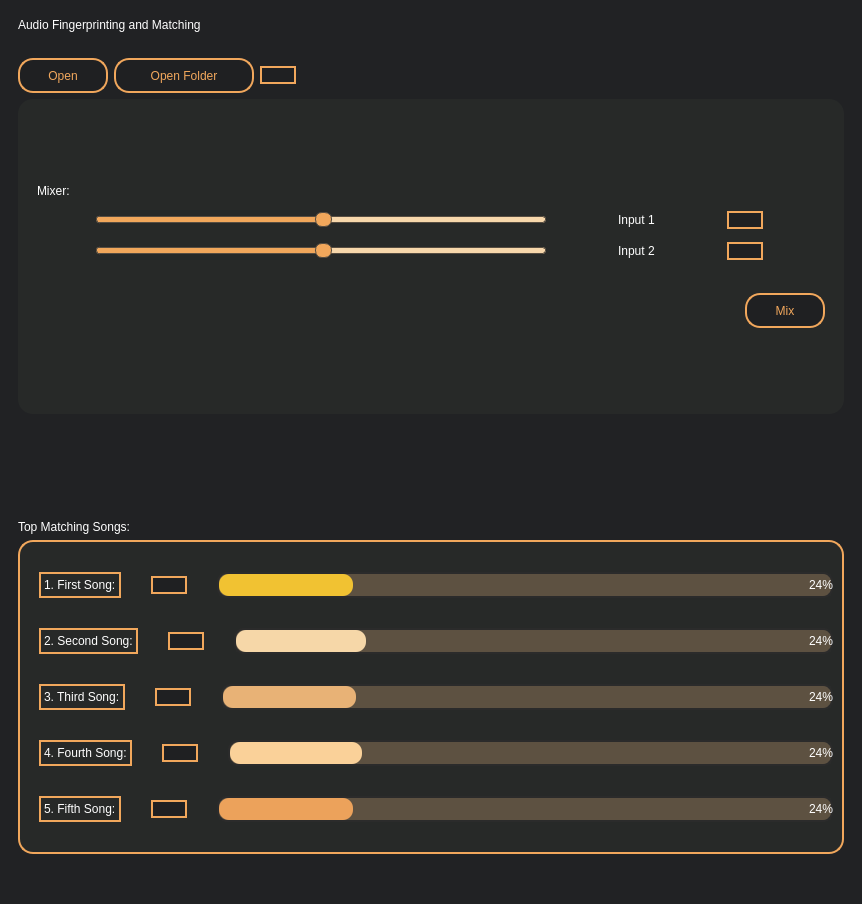
The window that ui5.ui (hassnaa11/Audio-Finger-print) describes before a commit, drawn with Qt 5.
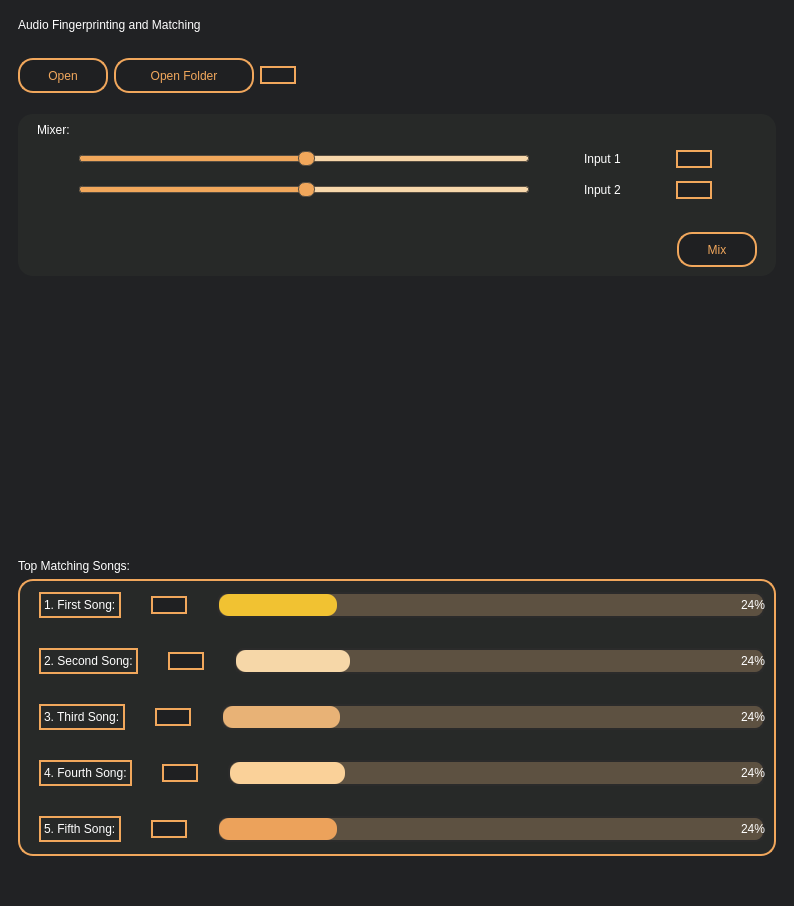
The same window after the commit. Icons and pictures are not drawn.

Diff of the .ui file:
```diff
--- a/ui5.ui
+++ b/ui5.ui
@@ -6,8 +6,8 @@
    <rect>
     <x>0</x>
     <y>0</y>
-    <width>862</width>
-    <height>904</height>
+    <width>794</width>
+    <height>906</height>
    </rect>
   </property>
   <property name="windowTitle">
@@ -181,10 +181,26 @@
                </item>
               </layout>
              </item>
+             <item>
+              <spacer name="verticalSpacer_3">
+               <property name="orientation">
+                <enum>Qt::Vertical</enum>
+               </property>
+               <property name="sizeType">
+                <enum>QSizePolicy::Fixed</enum>
+               </property>
+               <property name="sizeHint" stdset="0">
+                <size>
+                 <width>10</width>
+                 <height>15</height>
+                </size>
+               </property>
+              </spacer>
+             </item>
              <item>
               <widget class="QFrame" name="mixer_fram">
                <property name="sizePolicy">
-                <sizepolicy hsizetype="Expanding" vsizetype="Expanding">
+                <sizepolicy hsizetype="Expanding" vsizetype="Fixed">
                  <horstretch>0</horstretch>
                  <verstretch>0</verstretch>
                 </sizepolicy>
@@ -210,7 +226,7 @@
                 <number>6</number>
                </property>
                <layout class="QGridLayout" name="gridLayout_4">
-                <item row="0" column="0">
+                <item row="1" column="0">
                  <layout class="QVBoxLayout" name="verticalLayout_9">
                   <property name="spacing">
                    <number>13</number>
@@ -507,12 +523,12 @@
                 <enum>Qt::Vertical</enum>
                </property>
                <property name="sizeType">
-                <enum>QSizePolicy::Fixed</enum>
+                <enum>QSizePolicy::Expanding</enum>
                </property>
                <property name="sizeHint" stdset="0">
                 <size>
                  <width>20</width>
-                 <height>100</height>
+                 <height>50</height>
                 </size>
                </property>
               </spacer>
```
Left out of the diff: 2 changed lines with no effect on the pictures.
